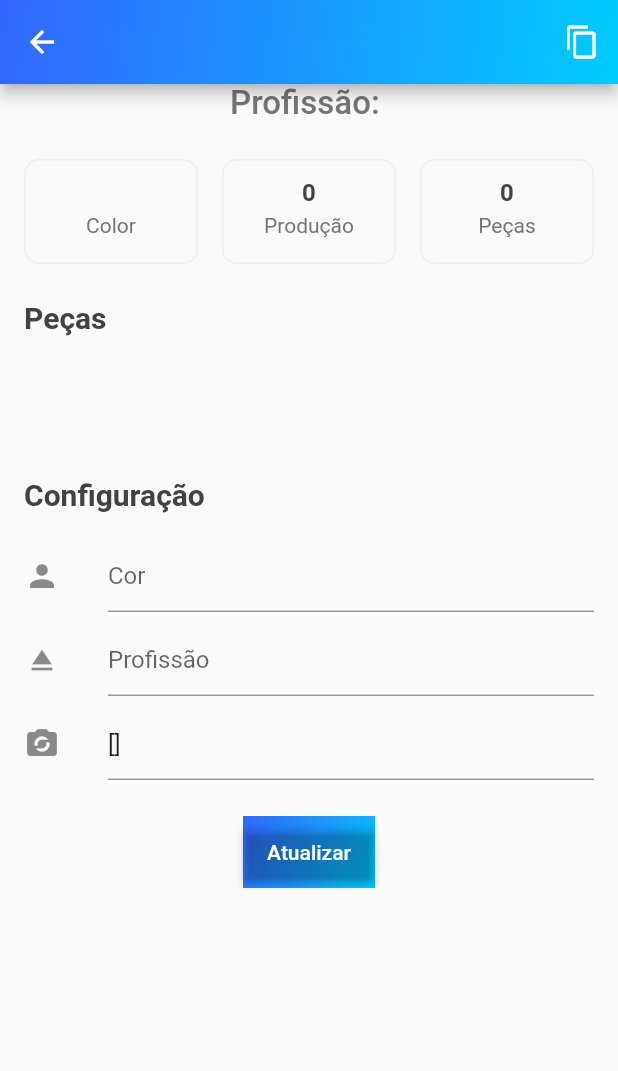
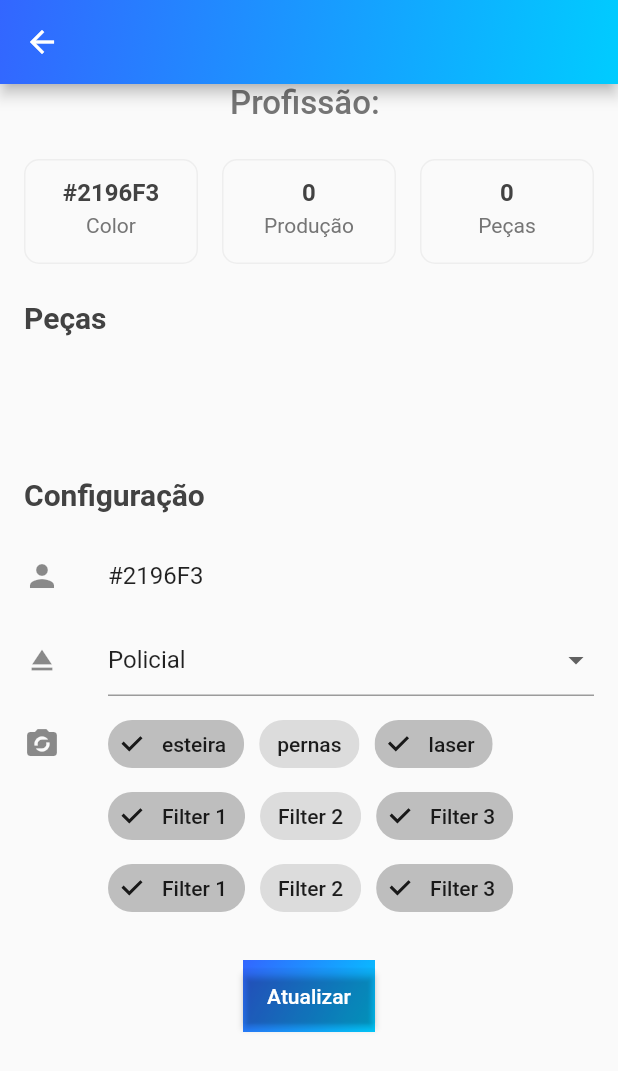
Before and after one commit to jjeanjacques10/dsrpt21-app, a Flutter app: the RobotDetailScreen screen opened directly with empty values, on a phone screen of 412 x 824 dp. Shown: the top 1071 px of the screen. Run offline on Flutter 3.47's test engine with Material 2 defaults, Android fonts, the phone set to English and light mode, and no system bars; our stand-ins replace dio, file_picker, flutter_mobx, getwidget, google_fonts, material_design_icons_flutter and 3 more; missing offline and left inert: flutter_material_color_picker, pdf_flutter; generated files the repository leaves out were written again; network calls fail; statements that could not run were skipped.

Commit message:
add form to details screen

```diff
--- a/lib/app/screens/robot_detail_screen.dart
+++ b/lib/app/screens/robot_detail_screen.dart
@@ -1,5 +1,6 @@
 import 'package:dsrpt21_app/app/models/robot_model.dart';
 import 'package:flutter/material.dart';
+import 'package:flutter_material_color_picker/flutter_material_color_picker.dart';
 
 class RobotDetailScreen extends StatefulWidget {
   RobotDetailScreen({Key key}) : super(key: key);
@@ -10,6 +11,9 @@ class RobotDetailScreen extends StatefulWidget {
 
 class _RobotDetailScreenState extends State<RobotDetailScreen> {
   final _formKey = GlobalKey<FormState>();
+  ColorSwatch _tempMainColor;
+  ColorSwatch _mainColor = Colors.blue;
+  String selectedProfession = "Policial";
 
   @override
   Widget build(BuildContext context) {
@@ -29,15 +33,6 @@ class _RobotDetailScreenState extends State<RobotDetailScreen> {
                 ]),
           ),
         ),
-        actions: [
-          IconButton(
-            icon: const Icon(Icons.copy),
-            tooltip: 'Clone Robô',
-            onPressed: () {
-              //scaffoldKey.currentState.showSnackBar(snackBar);
-            },
-          ),
-        ],
       ),
       body: ListView(
         children: <Widget>[
@@ -66,60 +61,118 @@ class _RobotDetailScreenState extends State<RobotDetailScreen> {
               children: [
                 new ListTile(
                   leading: const Icon(Icons.person),
-                  title: new TextFormField(
-                    initialValue: robotModel.color,
-                    decoration: new InputDecoration(
-                      hintText: "Cor",
-                    ),
-                    validator: (String value) {
-                      if (value.trim().isEmpty) {
-                        return 'Cor é obrigatória';
-                      }
-                      return null;
-                    },
-                    onSaved: (value) {
-                      robotModel.color = value;
-                    },
-                  ),
+                  title: Text(
+                      "#${_mainColor.value.toRadixString(16).toUpperCase().substring(2)}"),
+                  onTap: _openMainColorPicker,
                 ),
                 new ListTile(
                   leading: const Icon(Icons.eject),
-                  title: new TextFormField(
-                    initialValue: robotModel.profession,
-                    keyboardType: TextInputType.number,
+                  title: DropdownButtonFormField<String>(
+                    value: selectedProfession,
                     decoration: new InputDecoration(
-                      hintText: "Profissão",
+                      hintText: "profissão",
                     ),
-                    validator: (String value) {
-                      if (value.trim().isEmpty) {
-                        return 'Profissão é obrigatório';
-                      }
-                      return null;
+                    onChanged: (value) {
+                      selectedProfession = value;
+                      //productionLineModel.model = value;
                     },
-                    onSaved: (value) {
-                      robotModel.color = value;
-                    },
+                    validator: (value) =>
+                        value == null ? 'profissão é obrigatória' : null,
+                    items: [
+                      "Policial",
+                      "Medico",
+                      "Bombeiro",
+                      "Programador",
+                      "Auxiliar de fabrica",
+                      "Não Definida",
+                    ].map<DropdownMenuItem<String>>((String value) {
+                      return DropdownMenuItem<String>(
+                        value: value,
+                        child: Text(value),
+                      );
+                    }).toList(),
                   ),
                 ),
                 new ListTile(
                     leading: const Icon(Icons.party_mode),
-                  title: new TextFormField(
-                    initialValue: robotModel.robotParts.toString(),
-                    keyboardType: TextInputType.number,
-                    decoration: new InputDecoration(
-                      hintText: "Partes",
+                    title: Column(
+                      children: [
+                        Row(
+                          children: [
+                            FilterChip(
+                              label: Text('esteira'),
+                              selected: true,
+                              onSelected: (bool value) {},
                             ),
-                    validator: (String value) {
-                      if (value.trim().isEmpty) {
-                        return 'Partes é obrigatório';
-                      }
-                      return null;
-                    },
-                    onSaved: (value) {
-                      robotModel.color = value;
-                    },
+                            SizedBox(
+                              width: 10,
                             ),
+                            FilterChip(
+                              label: Text('pernas'),
+                              onSelected: (bool value) {},
                             ),
+                            SizedBox(
+                              width: 10,
+                            ),
+                            FilterChip(
+                              label: Text('laser'),
+                              selected: true,
+                              onSelected: (bool value) {},
+                            ),
+                          ],
+                        ),
+                        Row(
+                          //mainAxisAlignment: MainAxisAlignment.spaceBetween,
+                          children: [
+                            FilterChip(
+                              label: Text('Filter 1'),
+                              selected: true,
+                              onSelected: (bool value) {},
+                            ),
+                            SizedBox(
+                              width: 10,
+                            ),
+                            FilterChip(
+                              label: Text('Filter 2'),
+                              onSelected: (bool value) {},
+                            ),
+                            SizedBox(
+                              width: 10,
+                            ),
+                            FilterChip(
+                              label: Text('Filter 3'),
+                              selected: true,
+                              onSelected: (bool value) {},
+                            ),
+                          ],
+                        ),
+                        Row(
+                          //mainAxisAlignment: MainAxisAlignment.spaceBetween,
+                          children: [
+                            FilterChip(
+                              label: Text('Filter 1'),
+                              selected: true,
+                              onSelected: (bool value) {},
+                            ),
+                            SizedBox(
+                              width: 10,
+                            ),
+                            FilterChip(
+                              label: Text('Filter 2'),
+                              onSelected: (bool value) {},
+                            ),
+                            SizedBox(
+                              width: 10,
+                            ),
+                            FilterChip(
+                              label: Text('Filter 3'),
+                              selected: true,
+                              onSelected: (bool value) {},
+                            ),
+                          ],
+                        ),
+                      ],
+                    )),
                 SizedBox(
                   height: 20,
                 ),
@@ -177,7 +230,9 @@ class _RobotDetailScreenState extends State<RobotDetailScreen> {
       padding: EdgeInsets.all(8),
       child: Row(
         children: [
-          buildPokFeature(color, "Color"),
+          buildPokFeature(
+              "#${_mainColor.value.toRadixString(16).toUpperCase().substring(2)}",
+              "Color"),
           buildPokFeature("$prod", "Produção"),
           buildPokFeature("$parts", "Peças"),
         ],
@@ -277,4 +332,41 @@ class _RobotDetailScreenState extends State<RobotDetailScreen> {
       ),
     );
   }
+
+  void _openMainColorPicker() async {
+    _openDialog(
+      "Main Color picker",
+      MaterialColorPicker(
+        selectedColor: _mainColor,
+        allowShades: false,
+        onMainColorChange: (color) => setState(() => _tempMainColor = color),
+      ),
+    );
   }
+
+  void _openDialog(String title, Widget content) {
+    showDialog(
+      context: context,
+      builder: (_) {
+        return AlertDialog(
+          contentPadding: const EdgeInsets.all(6.0),
+          title: Text(title),
+          content: content,
+          actions: [
+            FlatButton(
+              child: Text('CANCEL'),
+              onPressed: Navigator.of(context).pop,
+            ),
+            FlatButton(
+              child: Text('SUBMIT'),
+              onPressed: () {
+                Navigator.of(context).pop();
+                setState(() => _mainColor = _tempMainColor);
+              },
+            ),
+          ],
+        );
+      },
+    );
+  }
+}
```
Lines whose indentation alone changed are shown as unchanged.
